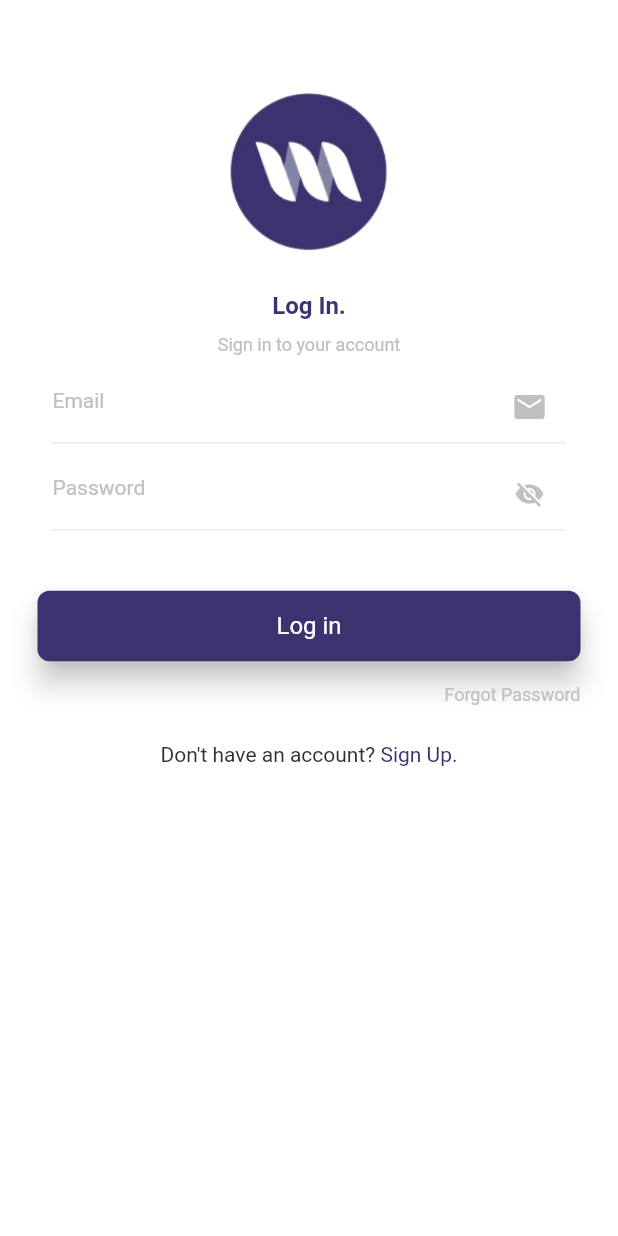
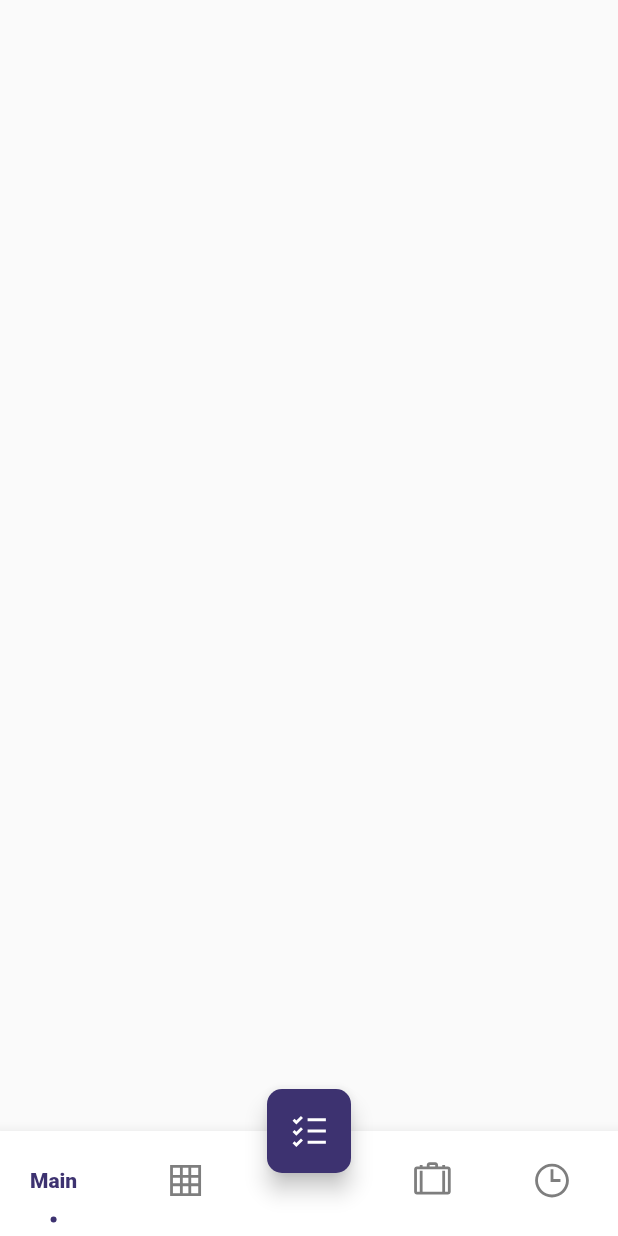
Before and after one commit to maleoaje/complete_ui_kit, a Flutter app: the LogInTaskApp screen opened directly, after a tap on "Log in", on a phone screen of 412 x 824 dp. Run offline on Flutter 3.47's test engine with Material 2 defaults, Android fonts, the phone set to English and light mode, and no system bars; our stand-ins replace line_icons.

Commit message:
bottom app bar task planner

```diff
--- a/lib/apps/task_planner/auth/sign_in.dart
+++ b/lib/apps/task_planner/auth/sign_in.dart
@@ -1,5 +1,6 @@
 import 'package:complete_ui_kit/apps/task_planner/auth/forgot_password.dart';
 import 'package:complete_ui_kit/apps/task_planner/auth/sign_up.dart';
+import 'package:complete_ui_kit/apps/task_planner/bottom_nav_bar.dart';
 import 'package:complete_ui_kit/config/constants.dart';
 import 'package:complete_ui_kit/config/global_style.dart';
 
@@ -155,7 +156,10 @@ class _LogInTaskAppState extends State<LogInTaskApp> {
                   borderRadius: BorderRadius.circular(8),
                 )),
               ),
-              onPressed: () {},
+              onPressed: () {
+                Navigator.of(context).push(MaterialPageRoute(
+                    builder: (context) => const BottomNavBarTaskPlanner()));
+              },
               child: Padding(
                 padding: const EdgeInsets.fromLTRB(50, 6, 50, 6),
                 child: Row(
--- a/lib/apps/task_planner/bottom_nav_bar.dart
+++ b/lib/apps/task_planner/bottom_nav_bar.dart
@@ -0,0 +1,172 @@
+import 'package:complete_ui_kit/apps/task_planner/homepage_taskplanner.dart';
+import 'package:complete_ui_kit/config/constants.dart';
+
+import 'package:flutter/material.dart';
+import 'package:line_icons/line_icons.dart';
+
+class BottomNavBarTaskPlanner extends StatefulWidget {
+  const BottomNavBarTaskPlanner({Key? key}) : super(key: key);
+
+  @override
+  State<BottomNavBarTaskPlanner> createState() =>
+      _BottomNavBarTaskPlannerState();
+}
+
+class _BottomNavBarTaskPlannerState extends State<BottomNavBarTaskPlanner> {
+  int currentState = 0;
+  List<Widget> widgets = [
+    const HomePageTaskPlanner(),
+    const HomePageTaskPlanner(),
+    const HomePageTaskPlanner(),
+    const HomePageTaskPlanner(),
+  ];
+  @override
+  Widget build(BuildContext context) {
+    return Scaffold(
+      bottomNavigationBar: BottomAppBar(
+        color: white,
+        child: Padding(
+          padding: const EdgeInsets.fromLTRB(20, 0, 20, 0),
+          child: SizedBox(
+              height: 70,
+              child: Row(
+                mainAxisAlignment: MainAxisAlignment.spaceBetween,
+                children: [
+                  SizedBox(
+                    width: MediaQuery.of(context).size.width * 0.31,
+                    child: Row(
+                      mainAxisAlignment: MainAxisAlignment.spaceBetween,
+                      children: [
+                        InkWell(
+                          onTap: () {
+                            setState(() {
+                              currentState = 0;
+                            });
+                          },
+                          child: Padding(
+                            padding: const EdgeInsets.only(top: 25, bottom: 9),
+                            child: Column(
+                              mainAxisAlignment: MainAxisAlignment.spaceBetween,
+                              children: [
+                                Text(
+                                  "Main",
+                                  style: TextStyle(
+                                    color:
+                                        currentState == 0 ? taskAppBlue : grey,
+                                    fontSize: 14,
+                                    fontWeight: FontWeight.w800,
+                                  ),
+                                ),
+                                CircleAvatar(
+                                  radius: 2,
+                                  backgroundColor:
+                                      currentState == 0 ? taskAppBlue : white,
+                                )
+                              ],
+                            ),
+                          ),
+                        ),
+                        Column(
+                          mainAxisAlignment: MainAxisAlignment.center,
+                          children: [
+                            IconButton(
+                              onPressed: () {
+                                setState(
+                                  () {
+                                    currentState = 1;
+                                  },
+                                );
+                              },
+                              icon: Icon(
+                                LineIcons.table,
+                                size: 30,
+                                color: currentState == 1 ? taskAppBlue : grey,
+                              ),
+                            ),
+                            CircleAvatar(
+                              radius: 2,
+                              backgroundColor:
+                                  currentState == 1 ? taskAppBlue : white,
+                            )
+                          ],
+                        ),
+                      ],
+                    ),
+                  ),
+                  SizedBox(
+                    width: MediaQuery.of(context).size.width * 0.31,
+                    child: Row(
+                      mainAxisAlignment: MainAxisAlignment.spaceBetween,
+                      children: [
+                        Column(
+                          mainAxisAlignment: MainAxisAlignment.center,
+                          children: [
+                            IconButton(
+                              onPressed: () {
+                                setState(
+                                  () {
+                                    currentState = 2;
+                                  },
+                                );
+                              },
+                              icon: Icon(
+                                LineIcons.suitcase,
+                                size: 30,
+                                color: currentState == 2 ? taskAppBlue : grey,
+                              ),
+                            ),
+                            CircleAvatar(
+                              radius: 2,
+                              backgroundColor:
+                                  currentState == 2 ? taskAppBlue : white,
+                            )
+                          ],
+                        ),
+                        Column(
+                          mainAxisAlignment: MainAxisAlignment.center,
+                          children: [
+                            IconButton(
+                              onPressed: () {
+                                setState(
+                                  () {
+                                    currentState = 3;
+                                  },
+                                );
+                              },
+                              icon: Icon(
+                                LineIcons.clock,
+                                size: 30,
+                                color: currentState == 3 ? taskAppBlue : grey,
+                              ),
+                            ),
+                            CircleAvatar(
+                              radius: 2,
+                              backgroundColor:
+                                  currentState == 3 ? taskAppBlue : white,
+                            )
+                          ],
+                        ),
+                      ],
+                    ),
+                  ),
+                ],
+              )),
+        ),
+      ),
+      body: widgets[currentState],
+      backgroundColor: backgroundColor,
+      floatingActionButtonLocation: FloatingActionButtonLocation.centerDocked,
+      floatingActionButton: FloatingActionButton(
+        shape: RoundedRectangleBorder(
+          borderRadius: BorderRadius.circular(10),
+        ),
+        onPressed: () {},
+        backgroundColor: taskAppBlue,
+        child: const Icon(
+          LineIcons.alternateList,
+          size: 30,
+        ),
+      ),
+    );
+  }
+}
--- /dev/null
+++ b/lib/apps/task_planner/homepage_taskplanner.dart
@@ -0,0 +1,15 @@
+import 'package:flutter/material.dart';
+
+class HomePageTaskPlanner extends StatefulWidget {
+  const HomePageTaskPlanner({Key? key}) : super(key: key);
+
+  @override
+  State<HomePageTaskPlanner> createState() => _HomePageTaskPlannerState();
+}
+
+class _HomePageTaskPlannerState extends State<HomePageTaskPlanner> {
+  @override
+  Widget build(BuildContext context) {
+    return const Scaffold();
+  }
+}
--- a/lib/config/global_style.dart
+++ b/lib/config/global_style.dart
@@ -21,4 +21,7 @@ class GlobalStyle {
 
   static TextStyle taskAppNormalText =
       TextStyle(fontSize: 14, fontWeight: FontWeight.w400, color: taskAppBlue);
+
+  static TextStyle bottonAppBarStyle =
+      TextStyle(fontSize: 14, fontWeight: FontWeight.w400, color: taskAppBlue);
 }
--- a/pubspec.yaml
+++ b/pubspec.yaml
@@ -12,6 +12,8 @@ dependencies:
     sdk: flutter
 
   cupertino_icons: ^1.0.2
+  line_icons: ^2.0.1
+  font_awesome: ^5.10.1
 
 dev_dependencies:
   flutter_test:
```
Also changed, not shown: pubspec.lock.
